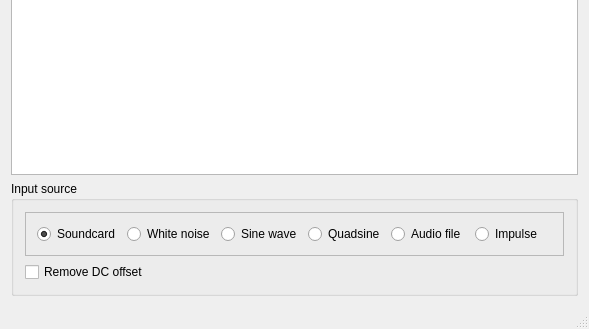
trcwm/BasicDSP, file mainwindow.ui: the form before one commit; both pictures show x 0 to 589 and y 228 to 557 of the 589 by 557 pixel window.
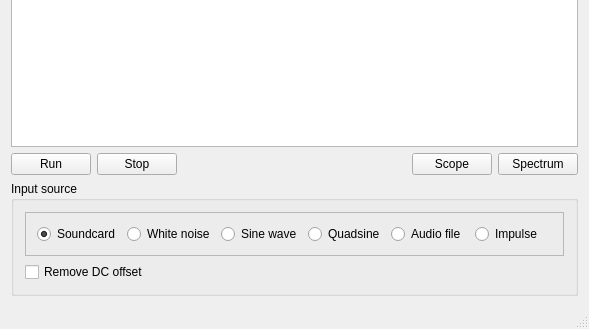
The form after the commit.

The edit to the form file:
```diff
--- a/mainwindow.ui
+++ b/mainwindow.ui
@@ -18,6 +18,51 @@
     <item>
      <widget class="QPlainTextEdit" name="sourceEditor"/>
     </item>
+    <item>
+     <layout class="QHBoxLayout" name="buttonLayout">
+      <item>
+       <widget class="QPushButton" name="runButton">
+        <property name="text">
+         <string>Run</string>
+        </property>
+       </widget>
+      </item>
+      <item>
+       <widget class="QPushButton" name="stopButton">
+        <property name="text">
+         <string>Stop</string>
+        </property>
+       </widget>
+      </item>
+      <item>
+       <spacer name="horizontalSpacer">
+        <property name="orientation">
+         <enum>Qt::Horizontal</enum>
+        </property>
+        <property name="sizeHint" stdset="0">
+         <size>
+          <width>40</width>
+          <height>20</height>
+         </size>
+        </property>
+       </spacer>
+      </item>
+      <item>
+       <widget class="QPushButton" name="scopeButton">
+        <property name="text">
+         <string>Scope</string>
+        </property>
+       </widget>
+      </item>
+      <item>
+       <widget class="QPushButton" name="pushButton">
+        <property name="text">
+         <string>Spectrum</string>
+        </property>
+       </widget>
+      </item>
+     </layout>
+    </item>
     <item>
      <widget class="QGroupBox" name="inputGroupBox">
       <property name="title">
```
